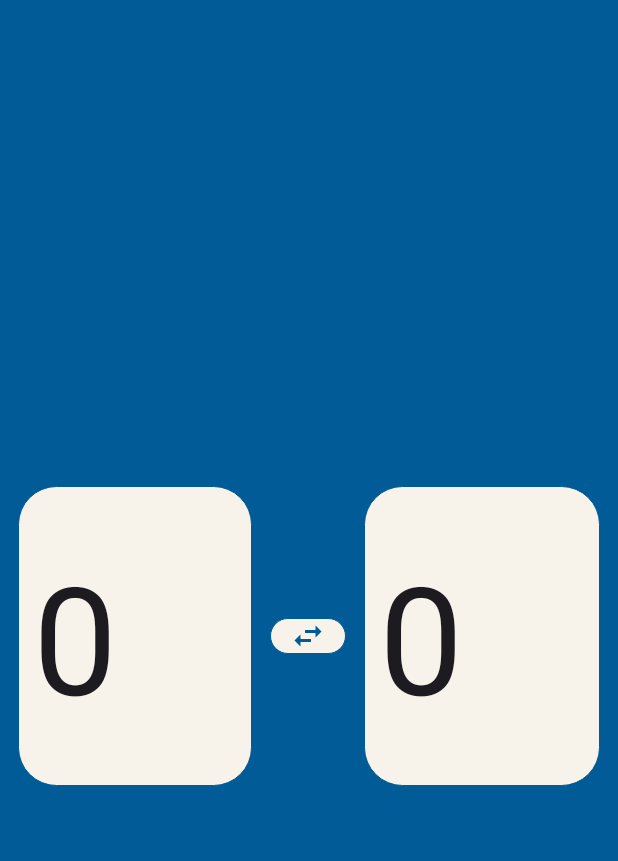
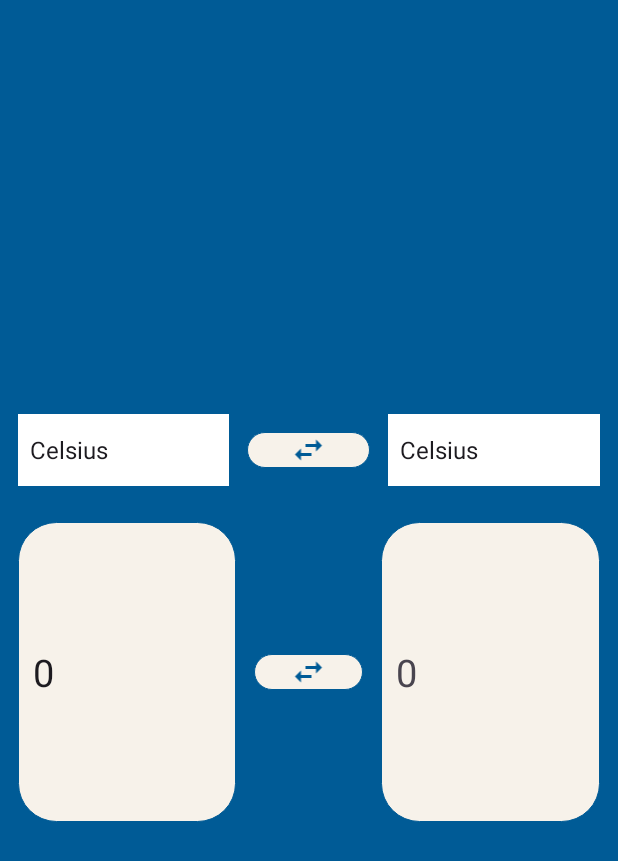
Before and after one commit to styog11/Examen-Menu-SQLite-Android-App, an Android app: the TemperatureActivity screen opened directly, with no data from a screen before it, on a phone screen of 412 x 824 dp. Shown: the top 861 px of the screen. Run offline under Robolectric (Android 15) with nearby library versions, the phone set to English and light mode, and no system bars.

Commit message:
TemperatureActivity Done

```diff
--- a/app/src/main/java/com/example/examen_menu_sqlite_android_app/TemperatureActivity.java
+++ b/app/src/main/java/com/example/examen_menu_sqlite_android_app/TemperatureActivity.java
@@ -2,21 +2,164 @@ package com.example.examen_menu_sqlite_android_app;
 
 import androidx.appcompat.app.AppCompatActivity;
 
+import android.annotation.SuppressLint;
 import android.os.Bundle;
+import android.text.Editable;
+import android.text.TextWatcher;
+import android.view.View;
+import android.widget.AdapterView;
+import android.widget.ArrayAdapter;
 import android.widget.Button;
 import android.widget.EditText;
+import android.widget.ImageView;
 import android.widget.Spinner;
+import android.widget.TextView;
 
 public class TemperatureActivity extends AppCompatActivity {
+    Spinner firstDegree;
+    Spinner secondDegree;
+    EditText firstInput;
+    TextView secondInput;
+    ArrayAdapter firstAd;
+    ArrayAdapter secondAd;
 
     @Override
     protected void onCreate(Bundle savedInstanceState) {
         super.onCreate(savedInstanceState);
         setContentView(R.layout.activity_temperature);
-        Spinner firstDegree = findViewById(R.id.first_degree);
-        Spinner secondDegree = findViewById(R.id.second_degree);
-        EditText firstInput = findViewById(R.id.first_input);
-        EditText secondInput = findViewById(R.id.second_input);
-        Button swap = findViewById(R.id.swap);
+        firstDegree = findViewById(R.id.first_degree);
+        secondDegree = findViewById(R.id.second_degree);
+        String[] degrees = {"Celsius", "Farenheit", "Kelvin"};
+        firstAd = new ArrayAdapter(this, android.R.layout.simple_spinner_dropdown_item, degrees);
+        secondAd = new ArrayAdapter(this, android.R.layout.simple_spinner_dropdown_item, degrees);
+        firstInput = findViewById(R.id.first_input);
+        secondInput = findViewById(R.id.second_input);
+        firstDegree.setAdapter(firstAd);
+        secondDegree.setAdapter(secondAd);
+        ImageView swap = findViewById(R.id.swap);
+        ImageView swapSp = findViewById(R.id.swapSp);
+        swap.setOnClickListener(new View.OnClickListener() {
+            @Override
+            public void onClick(View view) {
+                String firstInp=firstInput.getText().toString();
+                firstInput.setText(secondInput.getText());
+                secondInput.setText(firstInp);
+                calculeTemp();
+            }
+        });
+        swapSp.setOnClickListener(new View.OnClickListener() {
+            @Override
+            public void onClick(View view) {
+                int firstSelected=firstDegree.getSelectedItemPosition();
+                firstDegree.setSelection(secondDegree.getSelectedItemPosition());
+                secondDegree.setSelection(firstSelected);
+                calculeTemp();
+            }
+        });
+        firstDegree.setOnItemSelectedListener(new AdapterView.OnItemSelectedListener() {
+            @Override
+            public void onItemSelected(AdapterView<?> adapterView, View view, int i, long l) {
+                calculeTemp();
+            }
+
+            @Override
+            public void onNothingSelected(AdapterView<?> adapterView) {
+
+            }
+        });
+        secondDegree.setOnItemSelectedListener(new AdapterView.OnItemSelectedListener() {
+            @Override
+            public void onItemSelected(AdapterView<?> adapterView, View view, int i, long l) {
+                calculeTemp();
+            }
+
+            @Override
+            public void onNothingSelected(AdapterView<?> adapterView) {
+
+            }
+        });
+        firstInput.addTextChangedListener(new TextWatcher() {
+            @Override
+            public void beforeTextChanged(CharSequence charSequence, int i, int i1, int i2) {
+
+            }
+
+            @Override
+            public void onTextChanged(CharSequence charSequence, int i, int i1, int i2) {
+
+            }
+
+            @Override
+            public void afterTextChanged(Editable editable) {
+calculeTemp();
+            }
+        });
     }
+
+    @SuppressLint("DefaultLocale")
+    private void calculeTemp() {
+        if (firstInput.getText().toString().equals(".")){
+            firstInput.setText("0");
+        }else {
+            if (firstInput.getText().toString().equals("")) {
+                secondInput.setText("");
+            } else {
+                double firstDouble = Double.valueOf(firstInput.getText().toString());
+                int firstP = firstDegree.getSelectedItemPosition();
+                int secondP = secondDegree.getSelectedItemPosition();
+                if (firstP == secondP) {
+                    secondInput.setText(firstInput.getText());
+                } else {
+                    if (firstP == 0) {
+                        if (secondP == 1) {
+                            secondInput.setText(String.format("%.2f", celsiusToFarenheit(firstDouble)));
+                        } else {
+                            secondInput.setText(String.format("%.2f", celsiusToKelvin(firstDouble)));
+                        }
+                    } else {
+                        if (firstP == 1) {
+                            if (secondP == 0) {
+                                secondInput.setText(String.format("%.2f", farenheitToCelsius(firstDouble)));
+                            } else {
+                                secondInput.setText(String.format("%.2f", farenheitToKelvin(firstDouble)));
+                            }
+                        } else {
+                            if (secondP == 0) {
+                                secondInput.setText(String.format("%.2f", kelvinToCelsius(firstDouble)));
+                            } else {
+                                secondInput.setText(String.format("%.2f", kelvinTofarenheit(firstDouble)));
+
+                            }
+                        }
+                    }
+                }
+            }
+        }
+    }
+
+    private double celsiusToFarenheit(double input) {
+        return ((9.0 / 5.0) * input) + 32;
+    }
+
+    private double celsiusToKelvin(double input) {
+        return input + 273.15;
+    }
+
+    private double farenheitToCelsius(double input) {
+        return (9.0 / 5.0) * (input - 32);
+    }
+
+    private double farenheitToKelvin(double input) {
+        return celsiusToKelvin(farenheitToCelsius(input));
+    }
+
+    private double kelvinToCelsius(double input) {
+        return input - 273.15;
+    }
+
+    private double kelvinTofarenheit(double input) {
+        return celsiusToFarenheit(kelvinToCelsius(input));
+    }
+
+
 }
--- a/app/src/main/res/layout/activity_temperature.xml
+++ b/app/src/main/res/layout/activity_temperature.xml
@@ -19,6 +19,15 @@
         android:layout_height="wrap_content"
         android:background="@color/white"
         android:layout_margin="12dp"/>
+    <ImageView
+        android:id="@+id/swapSp"
+        android:layout_width="wrap_content"
+        android:layout_height="wrap_content"
+        android:layout_gravity="center"
+        android:layout_weight="1"
+        android:background="@drawable/bg_edittext"
+        android:src="@drawable/baseline_swap_horiz_24"
+        app:tint="@color/Bleu" />
     <Spinner
         android:id="@+id/second_degree"
         android:layout_weight="1"
@@ -33,11 +42,11 @@
         <EditText
             android:id="@+id/first_input"
             android:layout_weight="3"
-            android:layout_width="wrap_content"
+            android:layout_width="0dp"
             android:layout_height="200dp"
             android:padding="10dp"
             android:text="0"
-            android:textSize="100sp"
+            android:textSize="25sp"
             android:background="@drawable/bg_edittext"
             android:layout_margin="12dp"
             android:inputType="numberDecimal"/>
@@ -50,17 +59,19 @@
             android:layout_weight="1"
             android:background="@drawable/bg_edittext"
             android:src="@drawable/baseline_swap_horiz_24"
-            android:tint="@color/Bleu" />
-        <EditText
+            app:tint="@color/Bleu" />
+
+        <TextView
             android:id="@+id/second_input"
+            android:layout_width="0dp"
+            android:layout_height="200dp"
+            android:layout_margin="12dp"
             android:layout_weight="3"
-            android:layout_width="wrap_content"
-            android:layout_height="200dp"
+            android:background="@drawable/bg_edittext"
             android:padding="10dp"
             android:text="0"
-            android:textSize="100sp"
-            android:background="@drawable/bg_edittext"
-            android:layout_margin="12dp"
-            android:inputType="numberDecimal"/>
+            android:layout_gravity="center"
+            android:gravity="center_vertical"
+            android:textSize="25sp" />
     </LinearLayout>
 </LinearLayout>
--- a/app/src/main/res/menu/menu_client.xml
+++ b/app/src/main/res/menu/menu_client.xml
@@ -22,7 +22,7 @@
         app:showAsAction="never" />
     <item
         android:id="@+id/temp"
-        android:onClick="oncalcul"
+        android:onClick="onTemp"
         android:title="@string/Temperature"
         app:showAsAction="never" />
     <item
```
Also changed, not shown: app/src/main/java/com/example/examen_menu_sqlite_android_app/BaseActivity.java (+7 -1 lines).
